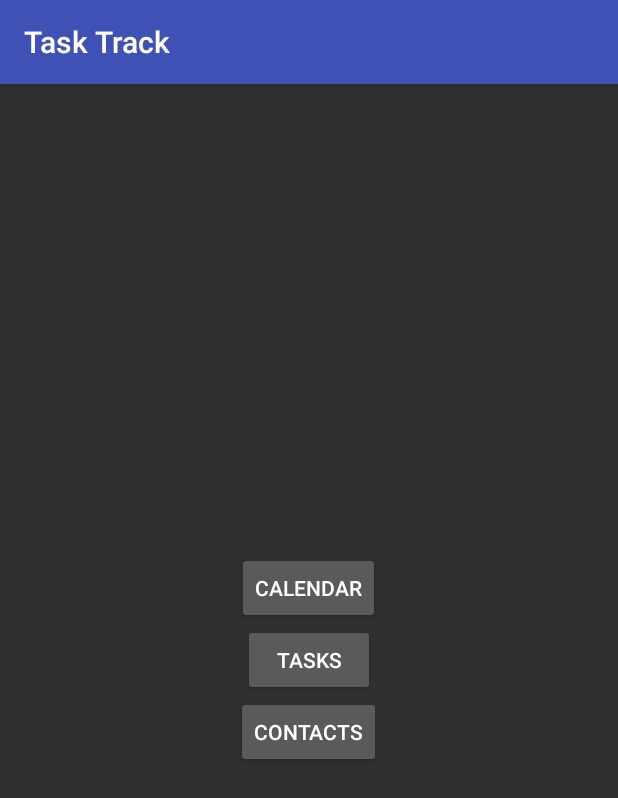
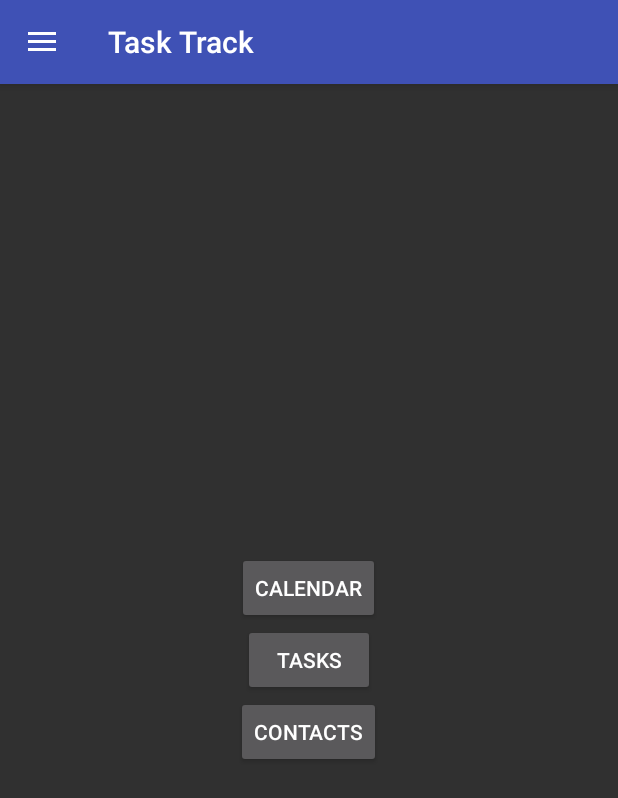
Before and after one commit to markfeldman21/TaskTrack, an Android app: the screen it shows after launch (MainActivity), on a phone screen of 412 x 824 dp. Shown: the top 798 px of the screen. Run offline under Robolectric (Android 15) with nearby library versions, the phone set to English and light mode, and no system bars.

Commit message:
Add functional NavigationDrawer

```diff
--- a/app/src/main/java/com/markfeldman/tasktrack/MainActivity.java
+++ b/app/src/main/java/com/markfeldman/tasktrack/MainActivity.java
@@ -1,12 +1,18 @@
 package com.markfeldman.tasktrack;
 
+import android.content.res.Configuration;
 import android.support.v4.app.Fragment;
-
 import android.support.v4.app.FragmentTransaction;
+import android.support.v4.widget.DrawerLayout;
+import android.support.v7.app.ActionBarDrawerToggle;
 import android.support.v7.app.AppCompatActivity;
 import android.os.Bundle;
+import android.view.Menu;
+import android.view.MenuItem;
 import android.view.View;
-
+import android.widget.AdapterView;
+import android.widget.ArrayAdapter;
+import android.widget.ListView;
 import com.markfeldman.tasktrack.fragments.Calendar;
 import com.markfeldman.tasktrack.fragments.Contacts;
 import com.markfeldman.tasktrack.fragments.Home;
@@ -14,6 +20,11 @@ import com.markfeldman.tasktrack.fragments.Tasks;
 
 public class MainActivity extends AppCompatActivity implements Home.onFragmentClicked {
     private Fragment selectedFragment;
+    private DrawerLayout drawerLayout;
+    private ActionBarDrawerToggle drawerToggle;
+    private CharSequence drawerTitle;
+    private CharSequence title;
+    private ListView listView;
 
     @Override
     protected void onCreate(Bundle savedInstanceState) {
@@ -25,6 +36,76 @@ public class MainActivity extends AppCompatActivity implements Home.onFragmentCl
                     .beginTransaction()
                     .add(R.id.container,selectedFragment)
                     .commit();
+        }
+        title = drawerTitle = getTitle();
+        String[] drawerItems = getResources().getStringArray(R.array.navigation_drawer_items);
+        drawerLayout = (DrawerLayout)findViewById(R.id.drawer_layout);
+        listView = (ListView)findViewById(R.id.drawer_list);
+        listView.setAdapter(new ArrayAdapter<>(this,
+                android.R.layout.simple_list_item_1, drawerItems));
+        listView.setOnItemClickListener(new DrawerItemClickListener());
+        drawerToggle = new ActionBarDrawerToggle(this,drawerLayout,R.string.drawer_open,R.string.drawer_close) {
+
+            /** Called when a drawer has settled in a completely closed state. */
+            public void onDrawerClosed(View view) {
+                super.onDrawerClosed(view);
+                if (getSupportActionBar()!=null){
+                    getSupportActionBar().setTitle(title);
+                }
+                invalidateOptionsMenu(); // creates call to onPrepareOptionsMenu()
+            }
+
+            /** Called when a drawer has settled in a completely open state. */
+            public void onDrawerOpened(View drawerView) {
+                super.onDrawerOpened(drawerView);
+                if (getSupportActionBar()!=null){
+                    getSupportActionBar().setTitle(drawerTitle);
+                }
+                invalidateOptionsMenu(); // creates call to onPrepareOptionsMenu()
+            }
+        };
+        drawerLayout.addDrawerListener(drawerToggle);
+        if (getSupportActionBar()!=null){
+            getSupportActionBar().setLogo(R.drawable.ic_action_expand);
+            getSupportActionBar().setDisplayHomeAsUpEnabled(true);
+            getSupportActionBar().setHomeButtonEnabled(true);
+        }
+        drawerToggle.syncState();
+    }
+
+    @Override
+    protected void onPostCreate(Bundle savedInstanceState) {
+        super.onPostCreate(savedInstanceState);
+        // Sync the toggle state after onRestoreInstanceState has occurred.
+        drawerToggle.syncState();
+    }
+
+    @Override
+    public void onConfigurationChanged(Configuration newConfig) {
+        super.onConfigurationChanged(newConfig);
+        drawerToggle.onConfigurationChanged(newConfig);
+    }
+
+    @Override
+    public boolean onPrepareOptionsMenu(Menu menu) {
+        // If the nav drawer is open, hide action items related to the content view
+        //boolean drawerOpen = drawerLayout.isDrawerOpen(listView);
+        //menu.findItem(R.id.action_websearch).setVisible(!drawerOpen);
+        return super.onPrepareOptionsMenu(menu);
+    }
+
+    @Override
+    public boolean onOptionsItemSelected(MenuItem item) {
+        switch (item.getItemId()){
+            case android.R.id.home:{
+                if (drawerLayout.isDrawerOpen(listView)){
+                    drawerLayout.closeDrawer(listView);
+                }else{
+                    drawerLayout.openDrawer(listView);
+                }
+                return true;
+            }
+            default:return super.onOptionsItemSelected(item);
         }
     }
 
@@ -45,10 +126,51 @@ public class MainActivity extends AppCompatActivity implements Home.onFragmentCl
                 break;
             }
         }
-        FragmentTransaction fragmentTransaction;
-        fragmentTransaction = getSupportFragmentManager().beginTransaction();
+        FragmentTransaction fragmentTransaction = getSupportFragmentManager().beginTransaction();
         fragmentTransaction.replace(R.id.container,selectedFragment)
                 .addToBackStack(null)
                 .commit();
     }
+    class DrawerItemClickListener implements ListView.OnItemClickListener {
+        @Override
+        public void onItemClick(AdapterView<?> parent, View view, int position, long id) {
+            selectItem(position);
+        }
+
+        private void selectItem (int position){
+            switch (position){
+                case (0) :{
+                    selectedFragment = new Home();
+                    title = getString(R.string.fragment_home_title);
+                    break;
+                }
+                case (1) :{
+                    selectedFragment = new Calendar();
+                    title = getString(R.string.fragment_cal_title);
+                    break;
+                }
+                case (2) :{
+                    selectedFragment = new Contacts();
+                    title = getString(R.string.fragment_contacts_title);
+                    break;
+                }
+                case (3) :{
+                    selectedFragment = new Tasks();
+                    title = getString(R.string.fragment_task_title);
+                    break;
+                }
+            }
+            FragmentTransaction ft = getSupportFragmentManager().beginTransaction();
+            ft.replace(R.id.container,selectedFragment)
+                    .addToBackStack(null)
+                    .commit();
+
+            if (getSupportActionBar()!=null){
+                getSupportActionBar().setTitle(title);
+            }
+            drawerLayout.closeDrawer(listView);
+        }
+    }
+
+
 }
--- a/app/src/main/res/layout/activity_main.xml
+++ b/app/src/main/res/layout/activity_main.xml
@@ -2,10 +2,10 @@
 <android.support.v4.widget.DrawerLayout
     xmlns:android="http://schemas.android.com/apk/res/android"
     xmlns:tools="http://schemas.android.com/tools"
+    android:id="@+id/drawer_layout"
     android:layout_width="match_parent"
     android:layout_height="match_parent">
     <FrameLayout
-
         android:id="@+id/container"
         android:layout_width="match_parent"
         android:layout_height="match_parent"
@@ -14,7 +14,15 @@
         android:paddingRight="@dimen/activity_horizontal_margin"
         android:paddingTop="@dimen/activity_vertical_margin"
         tools:context="com.markfeldman.tasktrack.MainActivity">
-
     </FrameLayout>
 
+    <ListView android:id="@+id/drawer_list"
+        android:layout_width="140dp"
+        android:layout_height="match_parent"
+        android:layout_gravity="start"
+        android:choiceMode="singleChoice"
+        android:divider="@android:color/transparent"
+        android:dividerHeight="0dp"
+        android:background="#f32"/>
+
 </android.support.v4.widget.DrawerLayout>
--- a/app/src/main/res/values/strings.xml
+++ b/app/src/main/res/values/strings.xml
@@ -6,6 +6,22 @@
     <string name="button_tasks">Tasks</string>
     <string name="button_contacts">Contacts</string>
 
+    <!--DRAWER-->
+    <string-array name="navigation_drawer_items">
+        <item>Home</item>
+        <item>Calendar</item>
+        <item>Contacts</item>
+        <item>Tasks</item>
+    </string-array>
+    <string name="drawer_open">Drawer Opened</string>
+    <string name="drawer_close">Drawer Closed</string>
+
+    <!--FRAGMENT TITLES-->
+    <string name="fragment_cal_title">CALENDAR</string>
+    <string name="fragment_home_title">HOME</string>
+    <string name="fragment_task_title">TASKS</string>
+    <string name="fragment_contacts_title">CONTACTS</string>
+
     <!--Temp String-->
     <string name="home_screen_calendar">Calendar</string>
     <string name="home_screen_tasks">Tasks</string>
```
